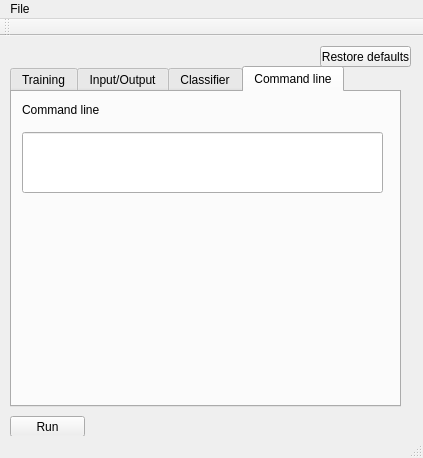
Qt form qt/pkclassify_svm/mainwindow.ui (gitGNU/gnu_pktools) before a commit.
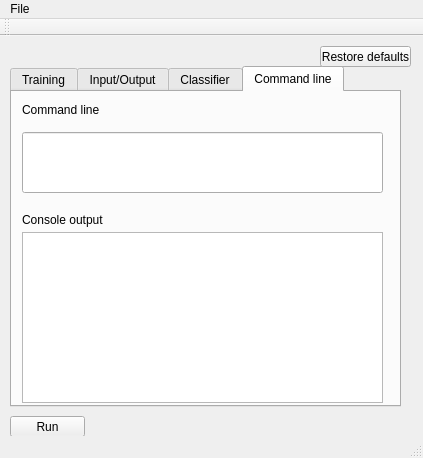
The same form after that commit.

```diff
--- a/qt/pkclassify_svm/mainwindow.ui
+++ b/qt/pkclassify_svm/mainwindow.ui
@@ -488,6 +488,29 @@
        </rect>
       </property>
      </widget>
+     <widget class="QLabel" name="label_19">
+      <property name="geometry">
+       <rect>
+        <x>10</x>
+        <y>120</y>
+        <width>81</width>
+        <height>16</height>
+       </rect>
+      </property>
+      <property name="text">
+       <string>Console output</string>
+      </property>
+     </widget>
+     <widget class="QPlainTextEdit" name="consoleEdit">
+      <property name="geometry">
+       <rect>
+        <x>10</x>
+        <y>140</y>
+        <width>361</width>
+        <height>171</height>
+       </rect>
+      </property>
+     </widget>
     </widget>
    </widget>
    <widget class="QPushButton" name="pushButton_run">
```
